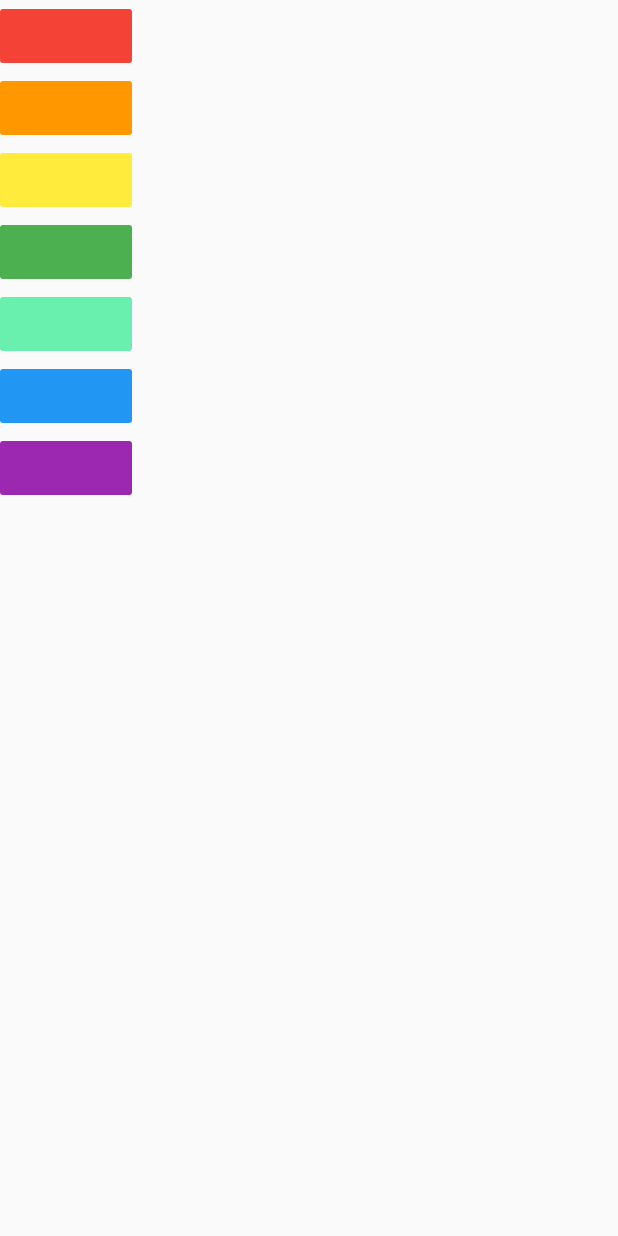
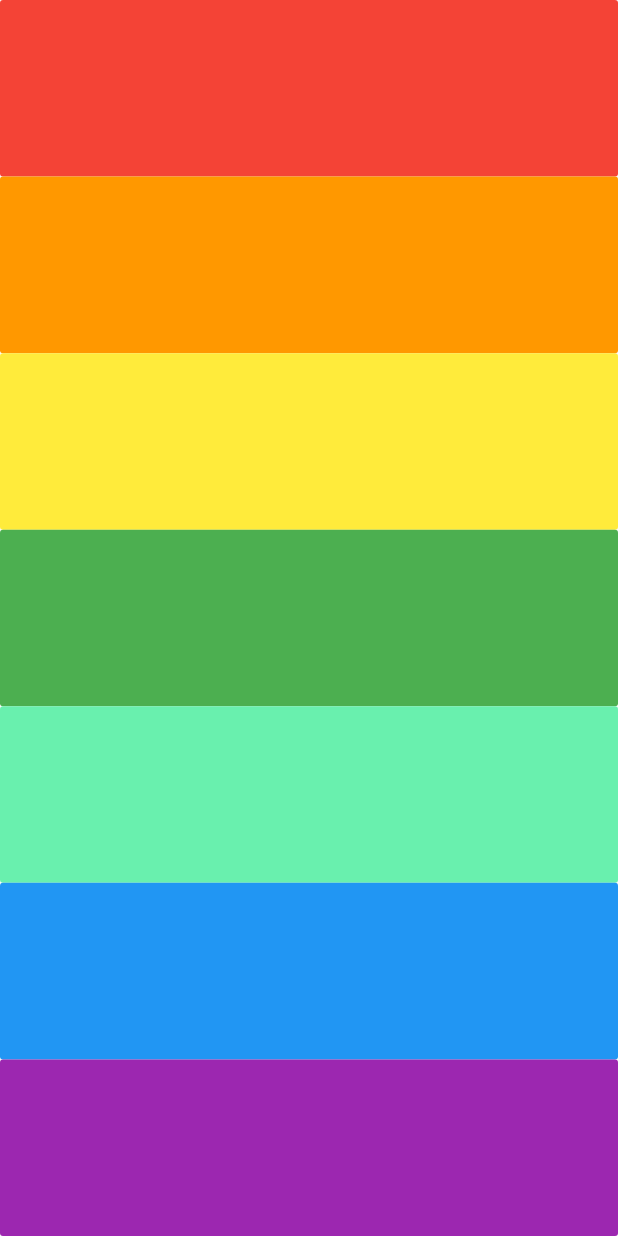
Before and after one commit to adrian61/LearnFlutter, a Flutter app: the screen it shows after launch, on a phone screen of 412 x 824 dp. Run offline on Flutter 3.47's test engine with Material 2 defaults, Android fonts, the light colour scheme and no system bars; our stand-ins replace audioplayers.

Commit message:
Added challenge 2 (resize buttons)

```diff
--- a/xylophone_app/lib/main.dart
+++ b/xylophone_app/lib/main.dart
@@ -12,14 +12,15 @@ class XylophoneApp extends StatelessWidget {
     return Scaffold(
       body: SafeArea(
         child: Column(
+          crossAxisAlignment: CrossAxisAlignment.stretch,
           children: <Widget>[
-            notePlayerButton(Colors.red, 1),
-            notePlayerButton(Colors.orange, 2),
-            notePlayerButton(Colors.yellow, 3),
-            notePlayerButton(Colors.green, 4),
-            notePlayerButton(Colors.greenAccent, 5),
-            notePlayerButton(Colors.blue, 6),
-            notePlayerButton(Colors.purple, 7)
+            Expanded(child: notePlayerButton(Colors.red, 1)),
+            Expanded(child: notePlayerButton(Colors.orange, 2)),
+            Expanded(child: notePlayerButton(Colors.yellow, 3)),
+            Expanded(child: notePlayerButton(Colors.green, 4)),
+            Expanded(child: notePlayerButton(Colors.greenAccent, 5)),
+            Expanded(child: notePlayerButton(Colors.blue, 6)),
+            Expanded(child: notePlayerButton(Colors.purple, 7)),
           ],
         ),
       ),
```
